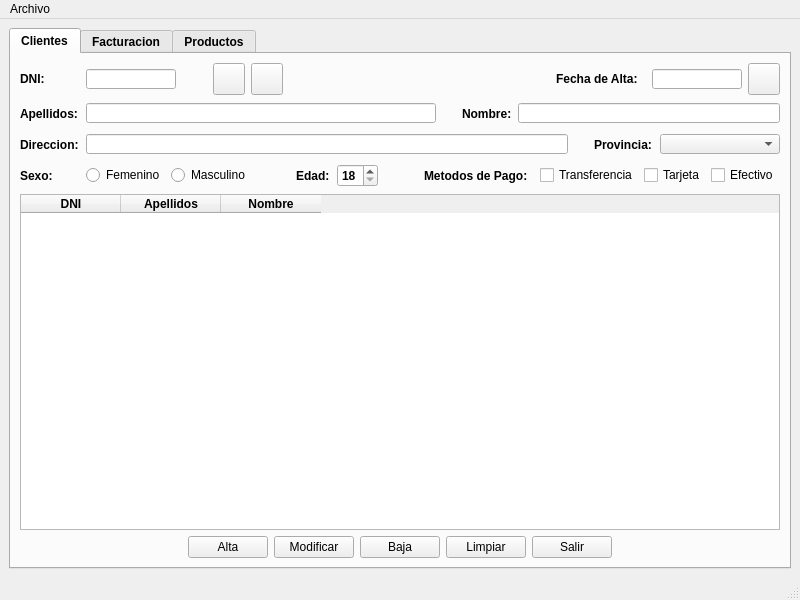
MelonRodante/MarquezMiguel, file venPrincipal.ui: the form before one commit.
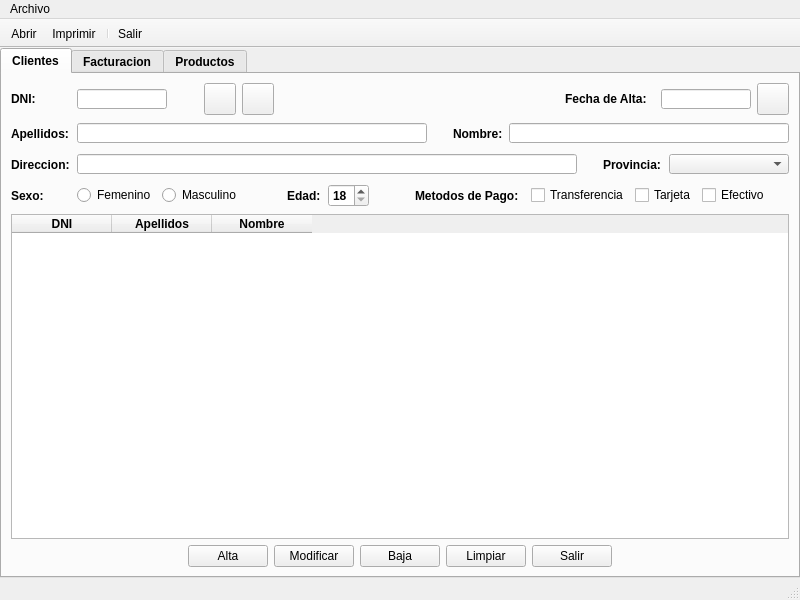
The form after the commit. Icons and pictures are not drawn.

Commit message: Metodo de dialogo de aviso ToolBar

Patch:
```diff
--- a/venPrincipal.ui
+++ b/venPrincipal.ui
@@ -20,7 +20,22 @@
    <string>Gestion Miguel Marquez</string>
   </property>
   <widget class="QWidget" name="centralwidget">
+   <property name="styleSheet">
+    <string notr="true"/>
+   </property>
    <layout class="QVBoxLayout" name="verticalLayout_2">
+    <property name="leftMargin">
+     <number>0</number>
+    </property>
+    <property name="topMargin">
+     <number>0</number>
+    </property>
+    <property name="rightMargin">
+     <number>0</number>
+    </property>
+    <property name="bottomMargin">
+     <number>0</number>
+    </property>
     <item>
      <widget class="QTabWidget" name="panel">
       <property name="font">
@@ -946,6 +961,27 @@
    <addaction name="menuArchivo"/>
   </widget>
   <widget class="QStatusBar" name="statusbar"/>
+  <widget class="QToolBar" name="toolBar">
+   <property name="windowTitle">
+    <string>toolBar</string>
+   </property>
+   <property name="movable">
+    <bool>false</bool>
+   </property>
+   <property name="floatable">
+    <bool>false</bool>
+   </property>
+   <attribute name="toolBarArea">
+    <enum>TopToolBarArea</enum>
+   </attribute>
+   <attribute name="toolBarBreak">
+    <bool>false</bool>
+   </attribute>
+   <addaction name="actionAbrir"/>
+   <addaction name="actionImprimir"/>
+   <addaction name="separator"/>
+   <addaction name="actionSalir"/>
+  </widget>
   <action name="actionAbrir">
    <property name="text">
     <string>Abrir...</string>
```
Left out of the diff: 16 changed lines with no effect on the pictures. The commit also changes 7 other files.
